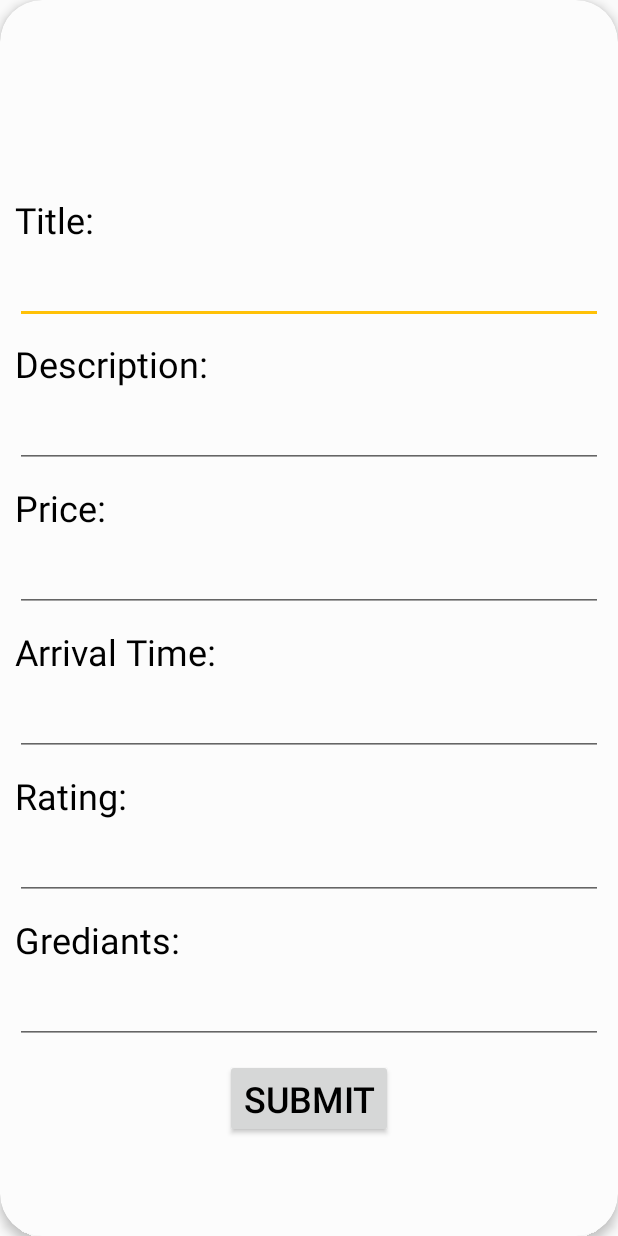
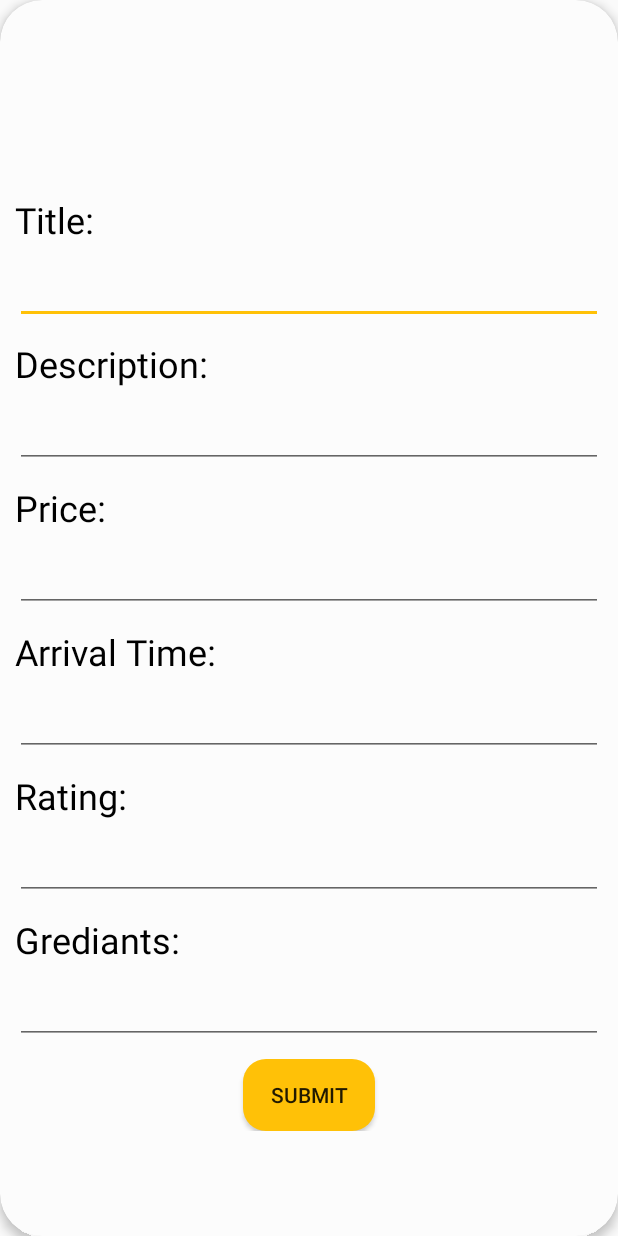
Before and after one commit to mhmoud100/Restaurant_App, an Android app: the activity_add_product screen opened directly, with no data from a screen before it, on a phone screen of 412 x 824 dp. Run offline under Robolectric (Android 15) with nearby library versions, the phone set to English and light mode, and no system bars.

Commit message:
add product edited

```diff
--- a/app/src/main/res/layout/activity_add_product.xml
+++ b/app/src/main/res/layout/activity_add_product.xml
@@ -132,8 +132,7 @@
             android:layout_width="wrap_content"
             android:layout_height="wrap_content"
             android:text="Submit"
-            android:textSize="24sp"
-            android:textColor="@color/black"
+            android:background="@drawable/button_selector"
             android:layout_below="@+id/edit_text_item_grediants"
             android:layout_marginTop="10dp"
             android:layout_centerHorizontal="true"/>
```
